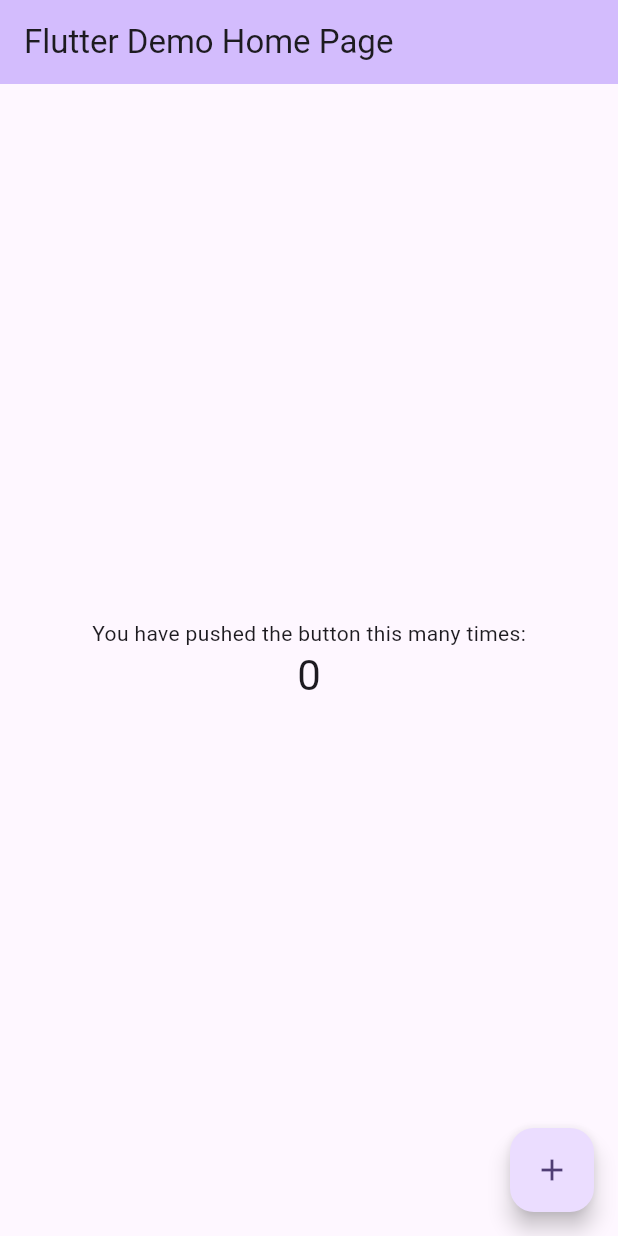
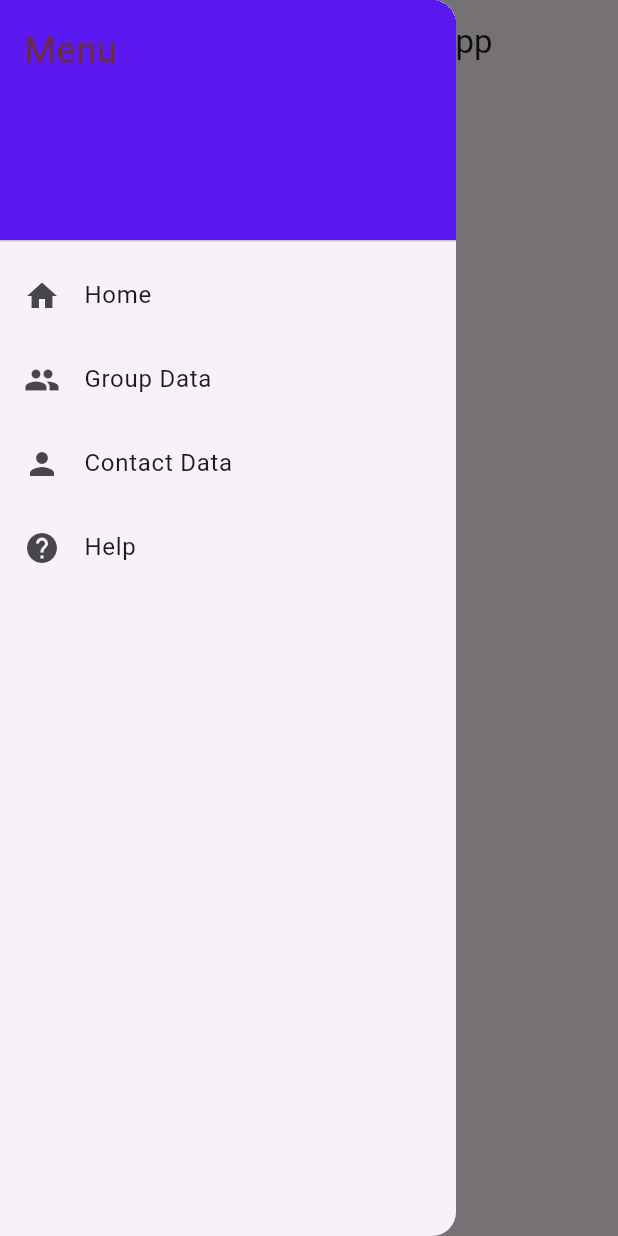
Before and after one commit to Birdie-1/Jan14_MobileApp, a Flutter app: the screen it shows after launch, with the side drawer open (before the commit the screen has no drawer), on a phone screen of 412 x 824 dp. Run offline on Flutter 3.47's test engine with Material 3 defaults, Android fonts, the phone set to English and light mode, and no system bars; our stand-ins replace sqflite; accounts and stored records are empty; Roboto replaces fonts that are missing (item).

Commit message:
second commit

```diff
--- /dev/null
+++ b/lib/drawer_menu.dart
@@ -0,0 +1,54 @@
+import 'package:flutter/material.dart';
+import 'package:new_chapter8/group_menage.dart';
+
+Widget drawerMenu(BuildContext context) {
+  return Drawer(
+    child: ListView(
+      padding: EdgeInsets.zero,
+      children: [
+        // Drawer header
+        DrawerHeader(
+          decoration: const BoxDecoration(
+            color: Color.fromARGB(255, 89, 25, 240),
+          ),
+          child: const Text(
+            'Menu',
+            style: TextStyle(
+              color: Color.fromARGB(255, 108, 45, 45),
+              fontSize: 24,
+              fontFamily: 'item',
+            ),
+          ),
+        ),
+        ListTile(
+          leading: const Icon(Icons.home),
+          title: const Text('Home'),
+          onTap: () {
+            Navigator.push(context, MaterialPageRoute(builder: (context)=> GroupManage()));// งานที่ทำเมื่อคลิกที่เมนูนี้
+          },
+        ),
+        ListTile(
+          leading: const Icon(Icons.group),
+          title: const Text('Group Data'),
+          onTap: () {
+            // งานที่ทำเมื่อคลิกที่เมนูนี้
+          },
+        ),
+        ListTile(
+          leading: const Icon(Icons.person),
+          title: const Text('Contact Data'),
+          onTap: () {
+            // งานที่ทำเมื่อคลิกที่เมนูนี้
+          },
+        ),
+        ListTile(
+          leading: const Icon(Icons.help),
+          title: const Text('Help'),
+          onTap: () {
+            // งานที่ทำเมื่อคลิกที่เมนูนี้
+          },
+        ),
+      ],
+    ),
+  );
+}
--- /dev/null
+++ b/lib/group_model.dart
@@ -0,0 +1,26 @@
+class Group {
+  final int groupId;
+  final String groupName;
+
+  // Constructor
+  Group({
+    required this.groupId,
+    required this.groupName,
+  });
+
+  // เมธอดในการแปลง Group object ให้เป็น Map datatype
+  Map<String, dynamic> toMap() {
+    return {
+      'groupId': groupId,
+      'groupName': groupName,
+    };
+  }
+
+  // เมธอดแปลงข้อมูลชนิด Map ให้เป็น Group object
+  factory Group.fromMap(Map<String, dynamic> map) {
+    return Group(
+      groupId: map['groupId'] as int,
+      groupName: map['groupName'] as String,
+    );
+  }
+}
--- a/lib/main.dart
+++ b/lib/main.dart
@@ -1,4 +1,5 @@
 import 'package:flutter/material.dart';
+import 'package:new_chapter8/main_page.dart';
 
 void main() {
   runApp(const MyApp());
@@ -13,113 +14,11 @@
     return MaterialApp(
       title: 'Flutter Demo',
       theme: ThemeData(
-        // This is the theme of your application.
-        //
-        // TRY THIS: Try running your application with "flutter run". You'll see
-        // the application has a purple toolbar. Then, without quitting the app,
-        // try changing the seedColor in the colorScheme below to Colors.green
-        // and then invoke "hot reload" (save your changes or press the "hot
-        // reload" button in a Flutter-supported IDE, or press "r" if you used
-        // the command line to start the app).
-        //
-        // Notice that the counter didn't reset back to zero; the application
-        // state is not lost during the reload. To reset the state, use hot
-        // restart instead.
-        //
-        // This works for code too, not just values: Most code changes can be
-        // tested with just a hot reload.
+
         colorScheme: ColorScheme.fromSeed(seedColor: Colors.deepPurple),
         useMaterial3: true,
       ),
-      home: const MyHomePage(title: 'Flutter Demo Home Page'),
+       home: const MainPage(),
     );
   }
 }
-
-class MyHomePage extends StatefulWidget {
-  const MyHomePage({super.key, required this.title});
-
-  // This widget is the home page of your application. It is stateful, meaning
-  // that it has a State object (defined below) that contains fields that affect
-  // how it looks.
-
-  // This class is the configuration for the state. It holds the values (in this
-  // case the title) provided by the parent (in this case the App widget) and
-  // used by the build method of the State. Fields in a Widget subclass are
-  // always marked "final".
-
-  final String title;
-
-  @override
-  State<MyHomePage> createState() => _MyHomePageState();
-}
-
-class _MyHomePageState extends State<MyHomePage> {
-  int _counter = 0;
-
-  void _incrementCounter() {
-    setState(() {
-      // This call to setState tells the Flutter framework that something has
-      // changed in this State, which causes it to rerun the build method below
-      // so that the display can reflect the updated values. If we changed
-      // _counter without calling setState(), then the build method would not be
-      // called again, and so nothing would appear to happen.
-      _counter++;
-    });
-  }
-
-  @override
-  Widget build(BuildContext context) {
-    // This method is rerun every time setState is called, for instance as done
-    // by the _incrementCounter method above.
-    //
-    // The Flutter framework has been optimized to make rerunning build methods
-    // fast, so that you can just rebuild anything that needs updating rather
-    // than having to individually change instances of widgets.
-    return Scaffold(
-      appBar: AppBar(
-        // TRY THIS: Try changing the color here to a specific color (to
-        // Colors.amber, perhaps?) and trigger a hot reload to see the AppBar
-        // change color while the other colors stay the same.
-        backgroundColor: Theme.of(context).colorScheme.inversePrimary,
-        // Here we take the value from the MyHomePage object that was created by
-        // the App.build method, and use it to set our appbar title.
-        title: Text(widget.title),
-      ),
-      body: Center(
-        // Center is a layout widget. It takes a single child and positions it
-        // in the middle of the parent.
-        child: Column(
-          // Column is also a layout widget. It takes a list of children and
-          // arranges them vertically. By default, it sizes itself to fit its
-          // children horizontally, and tries to be as tall as its parent.
-          //
-          // Column has various properties to control how it sizes itself and
-          // how it positions its children. Here we use mainAxisAlignment to
-          // center the children vertically; the main axis here is the vertical
-          // axis because Columns are vertical (the cross axis would be
-          // horizontal).
-          //
-          // TRY THIS: Invoke "debug painting" (choose the "Toggle Debug Paint"
-          // action in the IDE, or press "p" in the console), to see the
-          // wireframe for each widget.
-          mainAxisAlignment: MainAxisAlignment.center,
-          children: <Widget>[
-            const Text(
-              'You have pushed the button this many times:',
-            ),
-            Text(
-              '$_counter',
-              style: Theme.of(context).textTheme.headlineMedium,
-            ),
-          ],
-        ),
-      ),
-      floatingActionButton: FloatingActionButton(
-        onPressed: _incrementCounter,
-        tooltip: 'Increment',
-        child: const Icon(Icons.add),
-      ), // This trailing comma makes auto-formatting nicer for build methods.
-    );
-  }
-}
--- /dev/null
+++ b/lib/main_page.dart
@@ -0,0 +1,22 @@
+import 'package:flutter/material.dart';
+import 'drawer_menu.dart';
+import 'group_menage.dart';
+
+class MainPage extends StatelessWidget {
+  const MainPage({super.key});
+
+  @override
+  Widget build(BuildContext context) {
+    return Scaffold(
+      appBar: AppBar(title: Text('Contact Management App'),),
+
+      drawer: drawerMenu(context),
+
+      body: Center(
+        child: //
+          Text('Contact Management'),
+          //
+      ),
+    );
+  }
+}
--- a/pubspec.yaml
+++ b/pubspec.yaml
@@ -34,6 +34,8 @@ dependencies:
   # The following adds the Cupertino Icons font to your application.
   # Use with the CupertinoIcons class for iOS style icons.
   cupertino_icons: ^1.0.8
+  path: ^1.9.0
+  sqflite: ^2.4.1
 
 dev_dependencies:
   flutter_test:
```
Also changed, not shown: lib/database_helper.dart (added, +80 -0 lines), lib/group_menage.dart (added, +91 -0 lines), pubspec.lock, 1 other file.
